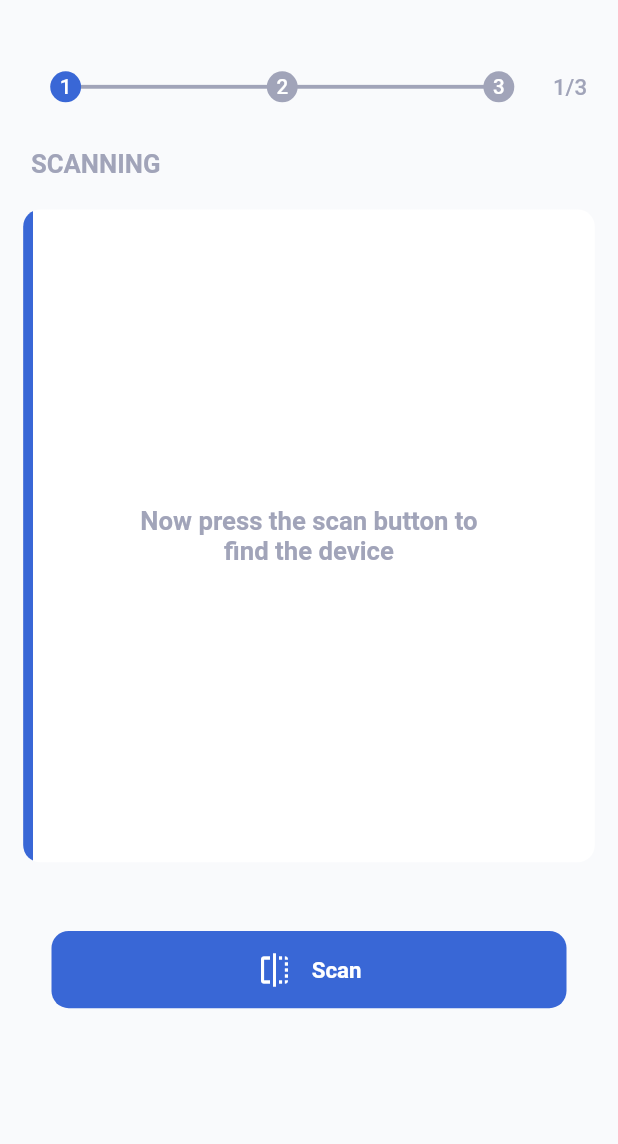
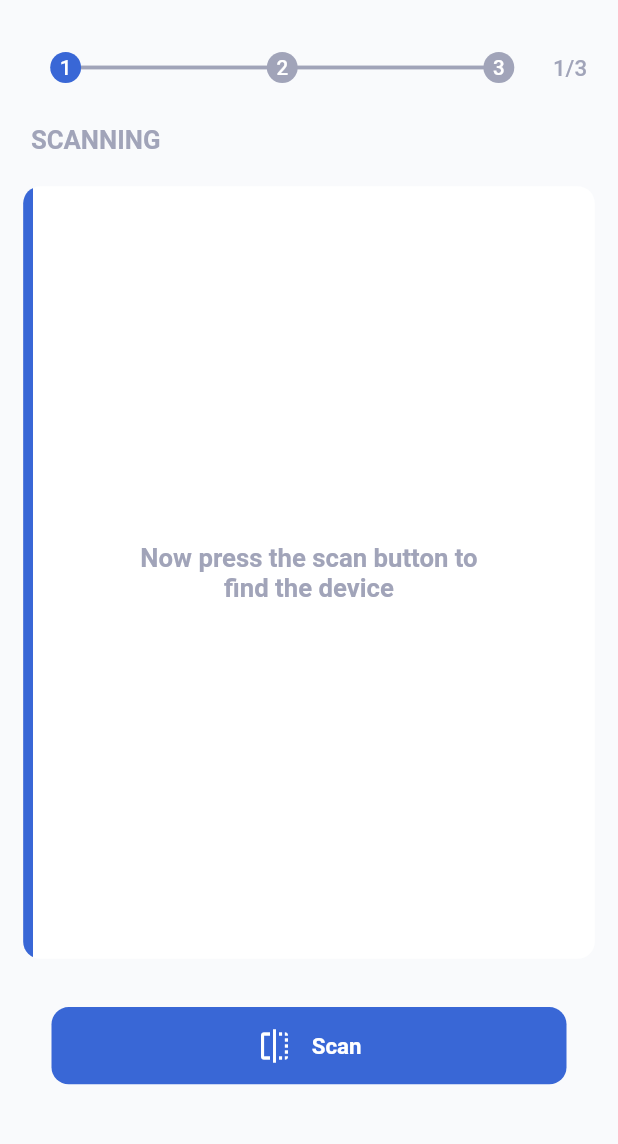
Before and after one commit to GDSC-HSU/gateway, a Flutter app: the screen it shows after launch, after a tap on "Scan", on a phone screen of 412 x 824 dp, the part 59-1203 px from its top. Run offline on Flutter 3.47's test engine with Material 2 defaults, Android fonts, the phone set to English and light mode, and no system bars; our stand-ins replace bloc, easy_localization, equatable, flutter_bloc, flutter_screenutil, rxdart; missing offline and left inert: flutter_reactive_ble; statements that could not run were skipped.

Commit message:
done setup screen gateway

```diff
--- a/lib/screens/setup_screen/setup_view.dart
+++ b/lib/screens/setup_screen/setup_view.dart
@@ -46,10 +46,12 @@ class _SetupViewState extends State<SetupView> {
   @override
   Widget build(BuildContext context) {
     return Column(
+      mainAxisAlignment: MainAxisAlignment.start,
       children: [
         Container(
           //margin: EdgeInsets.only(top: 8 + MediaQuery.of(context).padding.top),
-          height: 64.h,
+          //padding: EdgeInsets.only(top: 20.h, bottom: 0.h),
+          height: 44.h,
           child: Row(
             crossAxisAlignment: CrossAxisAlignment.center,
             children: [
@@ -100,8 +102,10 @@ class _SetupViewState extends State<SetupView> {
                                     shape: BoxShape.circle,
                                     color: i <= _currentPage
                                         ? GatewayColors.buttonBgLight
-                                            : GatewayColors.textDefaultBgLight),
-                                  )),
+                                        : GatewayColors.textDefaultBgLight,
+                                  ),
+                                ),
+                              ),
                           ],
                         ),
                       ),
@@ -127,7 +131,8 @@ class _SetupViewState extends State<SetupView> {
                                       fontSize: 12.sp,
                                     ),
                                   ),
-                                  )),
+                                ),
+                              ),
                           ],
                         ),
                       ),
@@ -142,7 +147,9 @@ class _SetupViewState extends State<SetupView> {
                   style: Theme.of(context).textTheme.headline3?.copyWith(
                         fontSize: 13.sp,
                         fontWeight: FontWeight.w500,
-                        color: GatewayColors.textDefaultBgLight)),
+                        color: GatewayColors.textDefaultBgLight,
+                      ),
+                ),
               ),
             ],
           ),
@@ -185,7 +192,7 @@ class _SetupViewState extends State<SetupView> {
       });
     } else if (i == 1) {
       if (_currentPage == 0) {
-        _pageController.jumpToPage(1);
+        _pageController.nextPage(duration: _duration, curve: _curve);
       } else if (_currentPage == 2) {
         _pageController.previousPage(duration: _duration, curve: _curve);
       }
--- /dev/null
+++ b/lib/widgets/common/button_custom.dart
@@ -0,0 +1,66 @@
+import 'package:flutter/material.dart';
+import 'package:flutter_screenutil/flutter_screenutil.dart';
+import 'package:gateway/config/themes/gateway_color.dart';
+
+class ButtonCustom extends StatefulWidget {
+  ButtonCustom({
+    Key? key,
+    required this.bgColor,
+    required this.title,
+    this.suffixIcon,
+    required this.prefixIcon,
+    required this.onFunction,
+  }) : super(key: key);
+  final Color bgColor;
+  final String title;
+  final Icon? suffixIcon;
+  final Icon prefixIcon;
+  final Function onFunction;
+  @override
+  _ButtonCustomState createState() => _ButtonCustomState();
+}
+
+class _ButtonCustomState extends State<ButtonCustom> {
+  @override
+  Widget build(BuildContext context) {
+    return Align(
+      child: InkWell(
+        onTap: () {
+          widget.onFunction;
+        },
+        child: Container(
+          height: 45.sp,
+          width: 300.sp,
+          decoration: BoxDecoration(
+            borderRadius: BorderRadius.circular(10.r),
+            color: widget.bgColor,
+          ),
+          child: Center(
+            child: Row(
+              mainAxisAlignment: MainAxisAlignment.center,
+              children: [
+                widget.prefixIcon,
+                // Icon(
+                //   Icons.flip,
+                //   color: Colors.white,
+                // ),
+                SizedBox(
+                  width: 10.h,
+                ),
+
+                Text(
+                  widget.title,
+                  style: TextStyle(
+                    color: Colors.white,
+                    fontSize: 13.sp,
+                    fontWeight: FontWeight.w700,
+                  ),
+                ),
+              ],
+            ),
+          ),
+        ),
+      ),
+    );
+  }
+}
--- a/lib/widgets/common/card_setup.dart
+++ b/lib/widgets/common/card_setup.dart
@@ -21,7 +21,7 @@ class CardSetup extends StatelessWidget {
           ],
         ),
       ),
-      height: 338.h,
+      height: 400.h,
       width: 328.h,
       child: contentCard,
     );
--- a/lib/widgets/confirm/confirm_screen.dart
+++ b/lib/widgets/confirm/confirm_screen.dart
@@ -1,6 +1,7 @@
 import 'package:flutter/material.dart';
 import 'package:flutter_screenutil/flutter_screenutil.dart';
 import 'package:gateway/config/themes/gateway_color.dart';
+import 'package:gateway/widgets/common/button_custom.dart';
 import 'package:gateway/widgets/common/card_setup.dart';
 import 'package:gateway/widgets/confirm/organization_confirm.dart';
 
@@ -19,7 +20,11 @@ class _ConfirmScreenState extends State<ConfirmScreen> {
         crossAxisAlignment: CrossAxisAlignment.start,
         children: [
           Padding(
-            padding: EdgeInsets.only(bottom: 16.h, left: 16.h),
+            padding: EdgeInsets.only(
+              bottom: 16.h,
+              left: 16.h,
+              top: 8.h,
+            ),
             child: Text(
               'ADD ORGANIZATION',
               style: TextStyle(
@@ -75,42 +80,16 @@ class _ConfirmScreenState extends State<ConfirmScreen> {
               ],
             ),
           ),
-          SizedBox(height: 40.sp),
-          Align(
-            child: InkWell(
-              onTap: () {},
-              child: Container(
-                height: 45.sp,
-                width: 300.sp,
-                decoration: BoxDecoration(
-                  borderRadius: BorderRadius.circular(10.r),
-                  color: GatewayColors.buttonBgLight,
-                ),
-                child: Center(
-                  child: Row(
-                    mainAxisAlignment: MainAxisAlignment.center,
-                    children: [
-                      Icon(
-                        Icons.confirmation_number_outlined,
-                        color: Colors.white,
-                      ),
-                      SizedBox(
-                        width: 10.h,
-                      ),
-                      Text(
-                        'Confirm',
-                        style: TextStyle(
-                          color: Colors.white,
-                          fontSize: 13.sp,
-                          fontWeight: FontWeight.w700,
-                        ),
-                      )
-                    ],
-                  ),
-                ),
-              ),
+          SizedBox(height: 25.h),
+          ButtonCustom(
+            bgColor: GatewayColors.buttonBgLight,
+            prefixIcon: Icon(
+              Icons.confirmation_number_outlined,
+              color: Colors.white,
             ),
-          )
+            title: 'Confirm',
+            onFunction: () {},
+          ),
         ],
       ),
     );
--- a/lib/widgets/confirm/organization_confirm.dart
+++ b/lib/widgets/confirm/organization_confirm.dart
@@ -42,7 +42,7 @@ class OrganizationConfirm extends StatelessWidget {
                   ),
                 ],
               ),
-              SizedBox(height: 14.h),
+              SizedBox(height: 18.h),
               Row(
                 mainAxisAlignment: MainAxisAlignment.spaceBetween,
                 children: [
@@ -64,7 +64,7 @@ class OrganizationConfirm extends StatelessWidget {
                   ),
                 ],
               ),
-              SizedBox(height: 14.h),
+              SizedBox(height: 24.h),
               Align(
                 alignment: Alignment.bottomRight,
                 child: InkWell(
--- a/lib/widgets/connect/connect_screen.dart
+++ b/lib/widgets/connect/connect_screen.dart
@@ -1,6 +1,7 @@
 import 'package:flutter/material.dart';
 import 'package:flutter_screenutil/flutter_screenutil.dart';
 import 'package:gateway/config/themes/gateway_color.dart';
+import 'package:gateway/widgets/common/button_custom.dart';
 import 'package:gateway/widgets/common/card_setup.dart';
 
 class ConnectScreen extends StatefulWidget {
@@ -14,11 +15,12 @@ class _ConnectScreenState extends State<ConnectScreen> {
   late bool connected = true;
   @override
   Widget build(BuildContext context) {
-    return Column(
+    return SingleChildScrollView(
+      child: Column(
         crossAxisAlignment: CrossAxisAlignment.start,
         children: [
           Padding(
-          padding: EdgeInsets.only(bottom: 16.h, left: 16.h),
+            padding: EdgeInsets.only(bottom: 16.h, left: 16.h, top: 8.h),
             child: Text(
               'CONNECT DEVICE',
               style: TextStyle(
@@ -41,7 +43,7 @@ class _ConnectScreenState extends State<ConnectScreen> {
                 Flexible(
                   flex: 0,
                   child: Container(
-                  margin: EdgeInsets.only(left: 6.w),
+                    margin: EdgeInsets.only(left: 6.w, top: 20.h),
                     height: 1.h,
                     decoration: BoxDecoration(
                       color: GatewayColors.dividerColorLight,
@@ -140,61 +142,18 @@ class _ConnectScreenState extends State<ConnectScreen> {
               ],
             ),
           ),
-        SizedBox(height: 40.sp),
-        Align(
-          child: InkWell(
-            onTap: () {
-              setState(() {
-                connected = !connected;
-              });
-            },
-            child: Container(
-              height: 45.sp,
-              width: 300.sp,
-              decoration: BoxDecoration(
-                borderRadius: BorderRadius.circular(10.r),
-                color: GatewayColors.buttonBgLight,
-              ),
-              child: Center(
-                child: Row(
-                  mainAxisAlignment: MainAxisAlignment.center,
-                  children: [
-                    connected
-                        ? Text(
-                            'Next',
-                            style: TextStyle(
-                              color: Colors.white,
-                              fontSize: 13.sp,
-                              fontWeight: FontWeight.w700,
-                            ),
-                          )
-                        : Icon(
+          SizedBox(height: 25.h),
+          ButtonCustom(
+            bgColor: GatewayColors.buttonBgLight,
+            prefixIcon: Icon(
               Icons.compare_arrows,
               color: Colors.white,
             ),
-                    SizedBox(
-                      width: 10.h,
-                    ),
-                    connected
-                        ? Icon(
-                            Icons.arrow_forward,
-                            color: Colors.white,
-                          )
-                        : Text(
-                            'Connect',
-                            style: TextStyle(
-                              color: Colors.white,
-                              fontSize: 13.sp,
-                              fontWeight: FontWeight.w700,
-                            ),
+            title: 'Connect',
+            onFunction: () {},
           ),
         ],
       ),
-              ),
-            ),
-          ),
-        )
-      ],
     );
   }
 }
--- a/lib/widgets/scan/scan_screen.dart
+++ b/lib/widgets/scan/scan_screen.dart
@@ -1,6 +1,7 @@
 import 'package:flutter/material.dart';
 import 'package:flutter_screenutil/flutter_screenutil.dart';
 import 'package:gateway/config/themes/gateway_color.dart';
+import 'package:gateway/widgets/common/button_custom.dart';
 import 'package:gateway/widgets/common/card_setup.dart';
 
 class ScanScreen extends StatefulWidget {
@@ -13,11 +14,12 @@ class ScanScreen extends StatefulWidget {
 class _ScanScreenState extends State<ScanScreen> {
   @override
   Widget build(BuildContext context) {
-    return Column(
+    return SingleChildScrollView(
+      child: Column(
         crossAxisAlignment: CrossAxisAlignment.start,
         children: [
           Padding(
-          padding: EdgeInsets.only(bottom: 16.h, left: 16.h),
+            padding: EdgeInsets.only(bottom: 16.h, left: 16.h, top: 8.h),
             child: Text(
               'SCANNING',
               style: TextStyle(
@@ -40,43 +42,18 @@ class _ScanScreenState extends State<ScanScreen> {
               ),
             ),
           ),
-        SizedBox(height: 40.sp),
-        Align(
-          child: InkWell(
-            onTap: () {},
-            child: Container(
-              height: 45.sp,
-              width: 300.sp,
-              decoration: BoxDecoration(
-                borderRadius: BorderRadius.circular(10.r),
-                color: GatewayColors.buttonBgLight,
-              ),
-              child: Center(
-                child: Row(
-                  mainAxisAlignment: MainAxisAlignment.center,
-                  children: [
-                    Icon(
+          SizedBox(height: 25.h),
+          ButtonCustom(
+            bgColor: GatewayColors.buttonBgLight,
+            prefixIcon: Icon(
               Icons.flip,
               color: Colors.white,
             ),
-                    SizedBox(
-                      width: 10.h,
+            title: 'Scan',
+            onFunction: () {},
           ),
-                    Text(
-                      'Scan',
-                      style: TextStyle(
-                        color: Colors.white,
-                        fontSize: 13.sp,
-                        fontWeight: FontWeight.w700,
-                      ),
-                    )
         ],
       ),
-              ),
-            ),
-          ),
-        )
-      ],
     );
   }
 }
```
Lines whose indentation alone changed are shown as unchanged.
